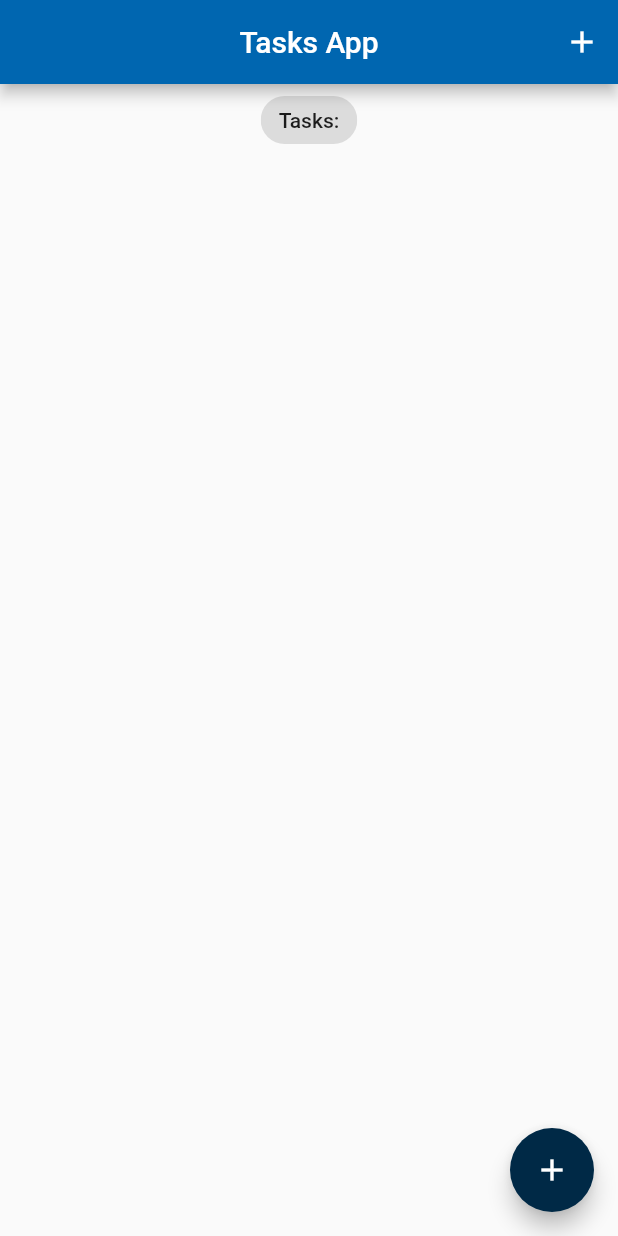
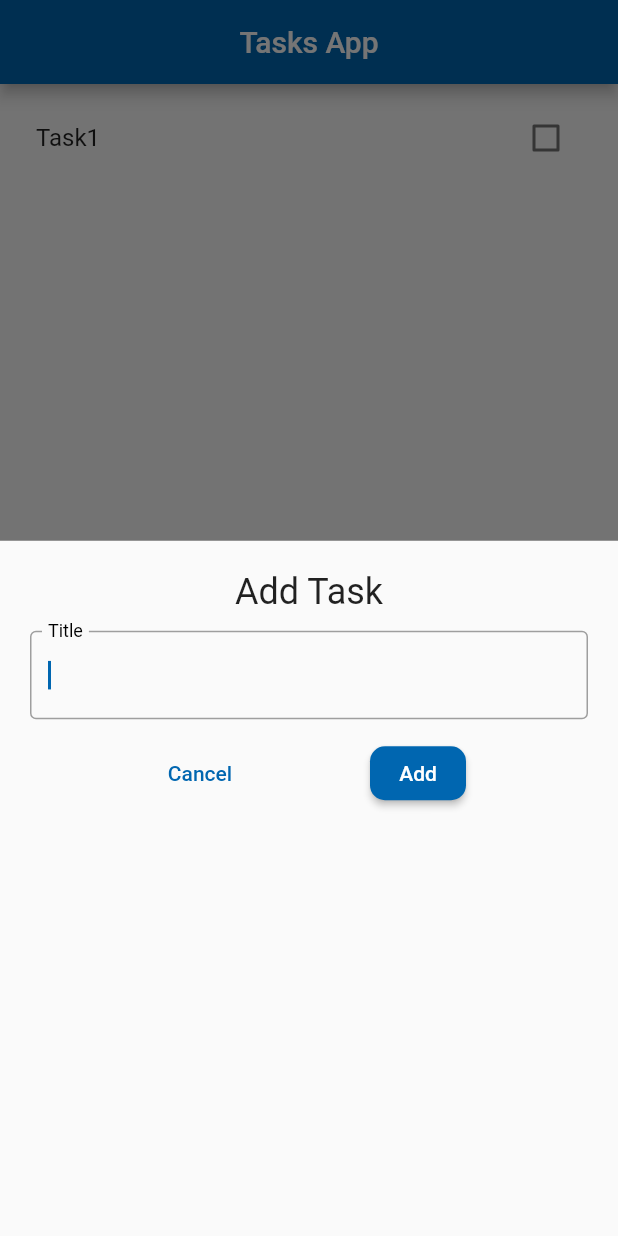
Before and after one commit to John-Rocha/todo_list_firebase, a Flutter app: the screen it shows after launch, after a tap on the "add" icon, on a phone screen of 412 x 824 dp. Run offline on Flutter 3.47's test engine with Material 2 defaults, Android fonts, the phone set to English and light mode, and no system bars; our stand-ins replace equatable, flutter_bloc.

Commit message:
feat: adds and update tasks

```diff
--- /dev/null
+++ b/lib/blocs/task_bloc/task_bloc.dart
@@ -0,0 +1,48 @@
+import 'dart:async';
+
+import 'package:equatable/equatable.dart';
+import 'package:flutter_bloc/flutter_bloc.dart';
+import 'package:todo_list_firebase/blocs/task_bloc/task_event.dart';
+import 'package:todo_list_firebase/models/task.dart';
+
+part 'task_state.dart';
+
+class TaskBloc extends Bloc<TaskEvent, TaskState> {
+  TaskBloc() : super(const TaskState()) {
+    on<AddTask>(_onAddTask);
+    on<UpdateTask>(_onUpdateTask);
+    on<DeleteTask>(_onDeleteTask);
+  }
+
+  FutureOr<void> _onAddTask(
+    AddTask event,
+    Emitter<TaskState> emit,
+  ) async {
+    final state = this.state;
+    emit(
+      TaskState(
+        allTasks: List.from(state.allTasks)..add(event.task),
+      ),
+    );
+  }
+
+  FutureOr<void> _onUpdateTask(
+    UpdateTask event,
+    Emitter<TaskState> emit,
+  ) async {
+    final state = this.state;
+    final task = event.task;
+
+    List<Task> allTasks = List.from(state.allTasks)..remove(task);
+    task.isDone == false
+        ? allTasks.add(task.copyWith(isDone: true))
+        : allTasks.add(task.copyWith(isDone: false));
+
+    emit(TaskState(allTasks: allTasks));
+  }
+
+  FutureOr<void> _onDeleteTask(
+    DeleteTask event,
+    Emitter<TaskState> emit,
+  ) async {}
+}
--- /dev/null
+++ b/lib/blocs/task_bloc/task_event.dart
@@ -0,0 +1,36 @@
+import 'package:equatable/equatable.dart';
+import 'package:todo_list_firebase/models/task.dart';
+
+class TaskEvent extends Equatable {
+  const TaskEvent();
+
+  @override
+  List<Object> get props => [];
+}
+
+class AddTask extends TaskEvent {
+  final Task task;
+
+  const AddTask({required this.task});
+
+  @override
+  List<Object> get props => [task];
+}
+
+class UpdateTask extends TaskEvent {
+  final Task task;
+
+  const UpdateTask({required this.task});
+
+  @override
+  List<Object> get props => [task];
+}
+
+class DeleteTask extends TaskEvent {
+  final Task task;
+
+  const DeleteTask({required this.task});
+
+  @override
+  List<Object> get props => [task];
+}
--- /dev/null
+++ b/lib/blocs/task_bloc/task_state.dart
@@ -0,0 +1,12 @@
+part of 'task_bloc.dart';
+
+class TaskState extends Equatable {
+  final List<Task> allTasks;
+
+  const TaskState({
+    this.allTasks = const <Task>[],
+  });
+
+  @override
+  List<Object> get props => [allTasks];
+}
--- a/lib/main.dart
+++ b/lib/main.dart
@@ -1,5 +1,9 @@
 import 'package:flutter/material.dart';
+import 'package:flutter_bloc/flutter_bloc.dart';
+import 'package:todo_list_firebase/blocs/task_bloc/task_bloc.dart';
+import 'package:todo_list_firebase/blocs/task_bloc/task_event.dart';
 import 'package:todo_list_firebase/core/ui/app_ui.dart';
+import 'package:todo_list_firebase/models/task.dart';
 import 'package:todo_list_firebase/screens/tasks_screen.dart';
 
 Future<void> main() async {
@@ -11,10 +15,18 @@ class MyApp extends StatelessWidget {
 
   @override
   Widget build(BuildContext context) {
-    return MaterialApp(
-      debugShowCheckedModeBanner: false,
-      theme: AppUi.theme,
-      home: const TasksScreen(),
+    return BlocProvider(
+      create: (context) => TaskBloc()
+        ..add(
+          AddTask(
+            task: Task(title: 'Task1'),
+          ),
+        ),
+      child: MaterialApp(
+        debugShowCheckedModeBanner: false,
+        theme: AppUi.theme,
+        home: const TasksScreen(),
+      ),
     );
   }
 }
--- a/lib/models/task.dart
+++ b/lib/models/task.dart
@@ -1,15 +1,20 @@
+// ignore_for_file: must_be_immutable
+
 import 'package:equatable/equatable.dart';
 
 class Task extends Equatable {
   final String title;
-  final bool? isDone;
-  final bool? isDeleted;
+  bool? isDone;
+  bool? isDeleted;
 
-  const Task({
+  Task({
     required this.title,
     this.isDone = false,
     this.isDeleted = false,
-  }) : assert(isDone ?? false, isDeleted ?? false);
+  }) {
+    isDone = isDone ?? false;
+    isDeleted = isDeleted ?? false;
+  }
 
   Map<String, dynamic> toMap() {
     return <String, dynamic>{
--- /dev/null
+++ b/lib/screens/add_task_screen.dart
@@ -0,0 +1,64 @@
+import 'package:flutter/material.dart';
+import 'package:flutter_bloc/flutter_bloc.dart';
+import 'package:todo_list_firebase/blocs/task_bloc/task_bloc.dart';
+import 'package:todo_list_firebase/blocs/task_bloc/task_event.dart';
+import 'package:todo_list_firebase/models/task.dart';
+
+class AddTaskScreen extends StatefulWidget {
+  const AddTaskScreen({super.key});
+
+  @override
+  State<AddTaskScreen> createState() => _AddTaskScreenState();
+}
+
+class _AddTaskScreenState extends State<AddTaskScreen> {
+  final _titleController = TextEditingController();
+
+  @override
+  void dispose() {
+    _titleController.dispose();
+    super.dispose();
+  }
+
+  @override
+  Widget build(BuildContext context) {
+    return Container(
+      padding: const EdgeInsets.all(20),
+      child: Column(
+        children: [
+          Text(
+            'Add Task',
+            style: Theme.of(context).textTheme.headlineSmall,
+          ),
+          const SizedBox(height: 12),
+          TextField(
+            controller: _titleController,
+            autofocus: true,
+            decoration: const InputDecoration(
+              label: Text('Title'),
+              border: OutlineInputBorder(),
+            ),
+          ),
+          const SizedBox(height: 12),
+          Row(
+            mainAxisAlignment: MainAxisAlignment.spaceEvenly,
+            children: [
+              TextButton(
+                onPressed: Navigator.of(context).pop,
+                child: const Text('Cancel'),
+              ),
+              ElevatedButton(
+                onPressed: () {
+                  var task = Task(title: _titleController.text);
+                  context.read<TaskBloc>().add(AddTask(task: task));
+                  Navigator.of(context).pop();
+                },
+                child: const Text('Add'),
+              ),
+            ],
+          ),
+        ],
+      ),
+    );
+  }
+}
--- a/lib/screens/tasks_screen.dart
+++ b/lib/screens/tasks_screen.dart
@@ -1,37 +1,47 @@
+// ignore_for_file: must_be_immutable
+
 import 'package:flutter/material.dart';
+import 'package:flutter_bloc/flutter_bloc.dart';
+import 'package:todo_list_firebase/blocs/task_bloc/task_bloc.dart';
+import 'package:todo_list_firebase/models/task.dart';
+import 'package:todo_list_firebase/screens/add_task_screen.dart';
+import 'package:todo_list_firebase/widgets/task_list.dart';
 
-class TasksScreen extends StatelessWidget {
+class TasksScreen extends StatefulWidget {
   const TasksScreen({super.key});
 
   @override
+  State<TasksScreen> createState() => _TasksScreenState();
+}
+
+class _TasksScreenState extends State<TasksScreen> {
+  void _addTask(BuildContext context) {
+    showModalBottomSheet(
+      context: context,
+      builder: (context) => const AddTaskScreen(),
+    );
+  }
+
+  @override
   Widget build(BuildContext context) {
+    return BlocBuilder<TaskBloc, TaskState>(
+      builder: (context, state) {
+        List<Task> taskList = state.allTasks;
         return Scaffold(
           appBar: AppBar(
             title: const Text('Tasks App'),
-        actions: [
-          IconButton(
-            onPressed: () {},
-            icon: const Icon(Icons.add),
-          )
-        ],
           ),
-      body: const Column(
-        crossAxisAlignment: CrossAxisAlignment.center,
-        children: [
-          Center(
-            child: Chip(
-              label: Text(
-                'Tasks:',
-              ),
-            ),
-          ),
-        ],
+          body: Padding(
+            padding: const EdgeInsets.all(8),
+            child: TaskList(tasks: taskList),
           ),
           floatingActionButton: FloatingActionButton(
-        onPressed: () {},
+            onPressed: () => _addTask(context),
             tooltip: 'Add Task',
             child: const Icon(Icons.add),
           ),
         );
+      },
+    );
   }
 }
--- /dev/null
+++ b/lib/widgets/task_list.dart
@@ -0,0 +1,30 @@
+import 'package:flutter/material.dart';
+import 'package:flutter_bloc/flutter_bloc.dart';
+import 'package:todo_list_firebase/blocs/task_bloc/task_bloc.dart';
+import 'package:todo_list_firebase/blocs/task_bloc/task_event.dart';
+import 'package:todo_list_firebase/models/task.dart';
+
+class TaskList extends StatelessWidget {
+  const TaskList({super.key, required this.tasks});
+
+  final List<Task> tasks;
+
+  @override
+  Widget build(BuildContext context) {
+    return ListView.builder(
+      itemCount: tasks.length,
+      itemBuilder: (context, index) {
+        final task = tasks[index];
+        return ListTile(
+          title: Text(task.title),
+          trailing: Checkbox(
+            value: task.isDone,
+            onChanged: (value) {
+              context.read<TaskBloc>().add(UpdateTask(task: task));
+            },
+          ),
+        );
+      },
+    );
+  }
+}
```
Lines whose indentation alone changed are shown as unchanged.
